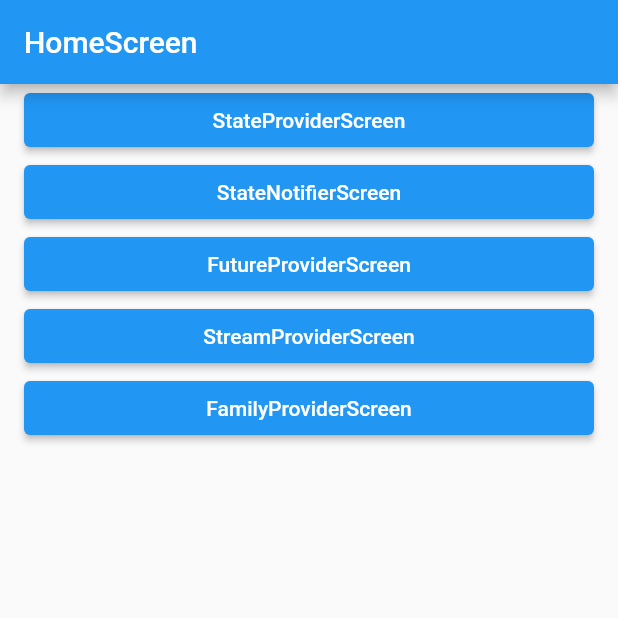
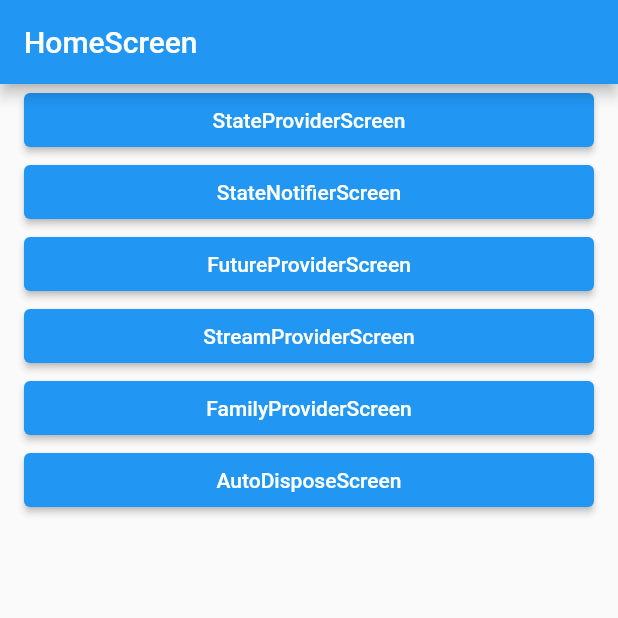
Before and after one commit to ji-hyun219/riverpod_study, a Flutter app: the screen it shows after launch, on a phone screen of 412 x 824 dp, the top half of it. Run offline on Flutter 3.47's test engine with Material 2 defaults, Android fonts, the phone set to English and light mode, and no system bars; our stand-ins replace flutter_riverpod.

Commit message:
AutoDispose Modifier

```diff
--- a/lib/screen/home_screen.dart
+++ b/lib/screen/home_screen.dart
@@ -1,5 +1,6 @@
 import 'package:flutter/material.dart';
 import 'package:riverpod_study/layout/default_layout.dart';
+import 'package:riverpod_study/screen/auto_dispose_modifier_screen.dart';
 import 'package:riverpod_study/screen/family_provider_screen.dart';
 import 'package:riverpod_study/screen/future_provider_screen.dart';
 import 'package:riverpod_study/screen/state_notifier_provider_screen.dart';
@@ -50,7 +51,14 @@ class HomeScreen extends StatelessWidget {
                     builder: (_) => const FamilyProviderScreen(),
                   ));
                 },
-                child: const Text('FamilyProviderScreen'))
+                child: const Text('FamilyProviderScreen')),
+            ElevatedButton(
+                onPressed: () {
+                  Navigator.of(context).push(MaterialPageRoute(
+                    builder: (_) => const AutoDisposeScreen(),
+                  ));
+                },
+                child: const Text('AutoDisposeScreen'))
           ],
         ));
   }
```
Also changed, not shown: lib/riverpod/auto_dispose_modifier.dart (added, +7 -0 lines), lib/screen/auto_dispose_modifier_screen.dart (added, +25 -0 lines), 1 other file.
